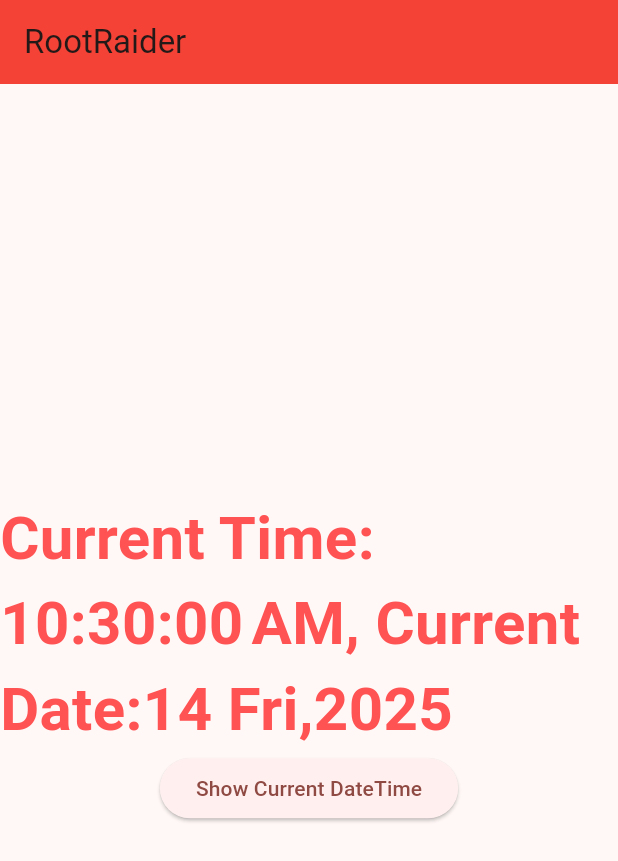
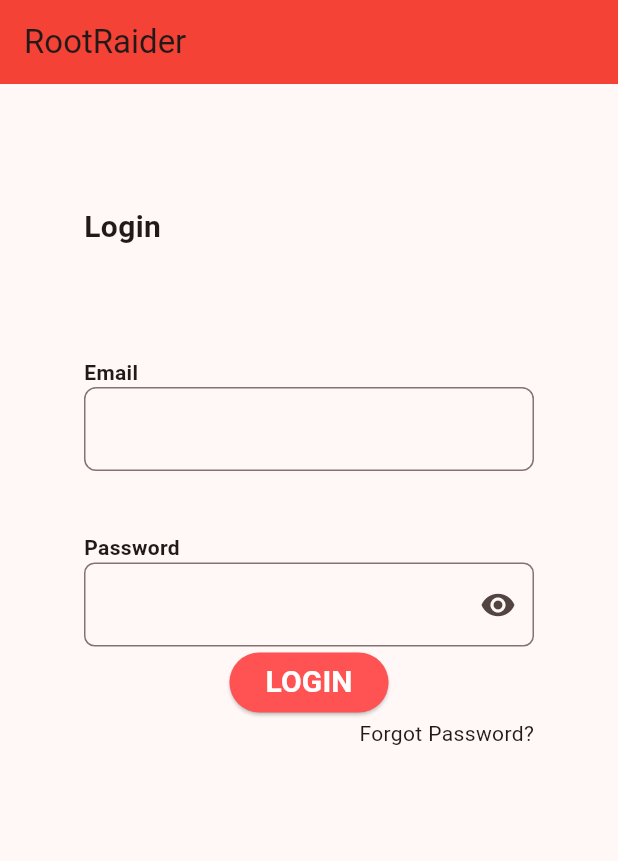
Before and after one commit to rshhridoy/flutter-playground, a Flutter app: the screen it shows after launch, on a phone screen of 412 x 824 dp. Shown: the top 861 px of the screen. Run offline on Flutter 3.47's test engine with Material 3 defaults, Android fonts, the phone set to English and light mode, and no system bars.

Commit message:
Login Page UI making

```diff
--- a/lib/main.dart
+++ b/lib/main.dart
@@ -1,4 +1,5 @@
 import 'package:flutter/material.dart';
+import 'package:flutter/rendering.dart';
 import 'package:intl/intl.dart';
 
 void main() {
@@ -39,32 +40,98 @@ class MyHomePage extends StatefulWidget {
 }
 
 class _MyHomePageState extends State<MyHomePage> {
+  var emailBox = TextEditingController();
+  var passBox = TextEditingController();
   @override
   Widget build(BuildContext context) {
-    var dateTime = DateTime.now();
     return Scaffold(
         appBar: AppBar(
           backgroundColor: Colors.red,
           title: Text("RootRaider"),
         ),
-        body: Column(
-          mainAxisAlignment: MainAxisAlignment.center,
+        body: Center(
+          child: Container(
+            width: 300,
+            child: Column(
               children: [
-            Center(
+                Row(
+                  children: [
+                    Padding(
+                      padding: const EdgeInsets.only(top: 81.0, bottom: 51),
+                      child: Container(
+                        height: 50,
                         child: Text(
-                'Current Time: ${DateFormat('jms').format(dateTime)}, Current Date:${DateFormat('d E,y').format(dateTime)}',
+                          "Login",
                           style: TextStyle(
-                    color: Colors.redAccent,
-                    fontSize: 40,
-                    fontWeight: FontWeight.bold),
+                              fontSize: 20, fontWeight: FontWeight.bold),
                         ),
                       ),
+                    ),
+                  ],
+                ),
+                Row(
+                  children: [
+                    Text(
+                      "Email",
+                      style: TextStyle(fontWeight: FontWeight.bold),
+                    )
+                  ],
+                ),
+                Container(
+                  margin: const EdgeInsets.only(bottom: 41),
+                  child: TextField(
+                    controller: emailBox,
+                    decoration: InputDecoration(
+                        border: OutlineInputBorder(
+                            borderRadius: BorderRadius.all(Radius.circular(8)),
+                            borderSide: BorderSide(width: 2))),
+                  ),
+                ),
+                Row(
+                  children: [
+                    Text(
+                      "Password",
+                      style: TextStyle(fontWeight: FontWeight.bold),
+                    ),
+                  ],
+                ),
+                TextField(
+                  obscureText: true,
+                  obscuringCharacter: "*",
+                  controller: passBox,
+                  decoration: InputDecoration(
+                      suffixIcon: IconButton(
+                          onPressed: () {}, icon: Icon(Icons.remove_red_eye)),
+                      border: OutlineInputBorder(
+                          borderRadius: BorderRadius.circular(7),
+                          borderSide: BorderSide(width: 4))),
+                ),
                 ElevatedButton(
+                    style: ButtonStyle(
+                        backgroundColor:
+                            WidgetStatePropertyAll(Colors.redAccent)),
                     onPressed: () {
-                  setState(() {});
+                      String uemail = emailBox.text.toString();
+                      String upass = passBox.text.toString();
+
+                      print("Email: $uemail & Pass:$upass");
                     },
-                child: Text("Show Current DateTime"))
+                    child: Text(
+                      "LOGIN",
+                      style: TextStyle(
+                          fontWeight: FontWeight.bold,
+                          fontSize: 20,
+                          color: Colors.white),
+                    )),
+                Row(
+                  mainAxisAlignment: MainAxisAlignment.end,
+                  children: [
+                    Text("Forgot Password?"),
                   ],
+                ),
+              ],
+            ),
+          ),
         ));
   }
 }
```
Lines whose indentation alone changed are shown as unchanged.
